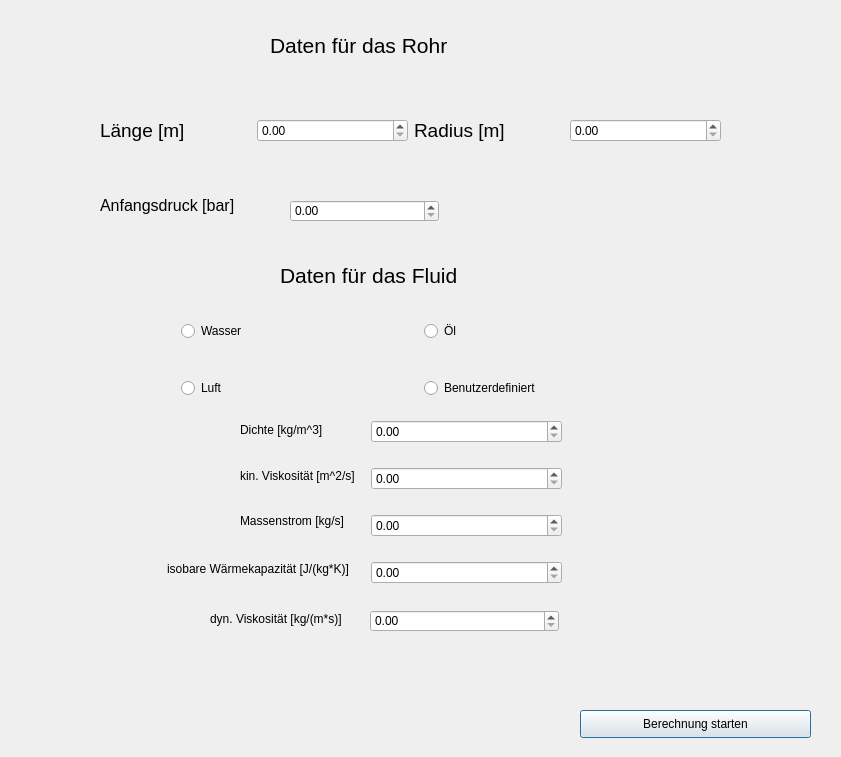
This is src/dateneingabe.ui in maxiimilian/btube as Qt 5 draws it before an edit. The edited form follows.
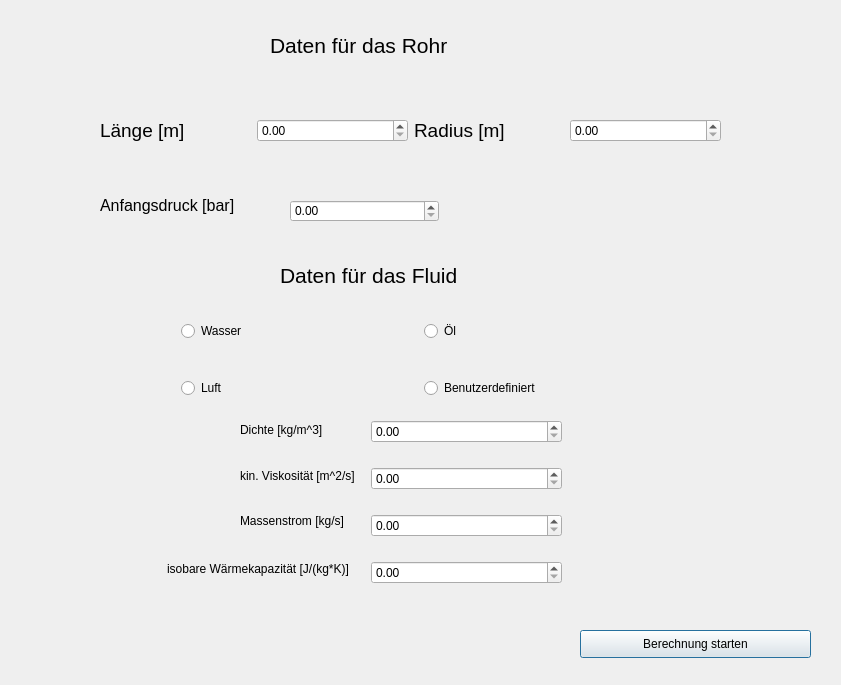
This is the edited form.

Commit message:
dyn. Viskosität
dyn. Viskosität wurde aus der GUI entfernt, da sie aus anderen Werten berechnet werden kann

```diff
--- a/src/dateneingabe.ui
+++ b/src/dateneingabe.ui
@@ -7,7 +7,7 @@
     <x>0</x>
     <y>0</y>
     <width>841</width>
-    <height>757</height>
+    <height>685</height>
    </rect>
   </property>
   <property name="windowTitle">
@@ -141,7 +141,7 @@
    <property name="geometry">
     <rect>
      <x>580</x>
-     <y>710</y>
+     <y>630</y>
      <width>231</width>
      <height>28</height>
     </rect>
@@ -224,29 +224,6 @@
     </item>
    </layout>
   </widget>
-  <widget class="QLabel" name="label_9">
-   <property name="geometry">
-    <rect>
-     <x>210</x>
-     <y>600</y>
-     <width>151</width>
-     <height>38</height>
-    </rect>
-   </property>
-   <property name="text">
-    <string>dyn. Viskosität [kg/(m*s)]</string>
-   </property>
-  </widget>
-  <widget class="QDoubleSpinBox" name="my">
-   <property name="geometry">
-    <rect>
-     <x>370</x>
-     <y>610</y>
-     <width>189</width>
-     <height>22</height>
-    </rect>
-   </property>
-  </widget>
   <widget class="QLabel" name="label_10">
    <property name="geometry">
     <rect>
```
Left out of the diff: 64 changed lines with no effect on the pictures. The commit also changes 1 other file.
